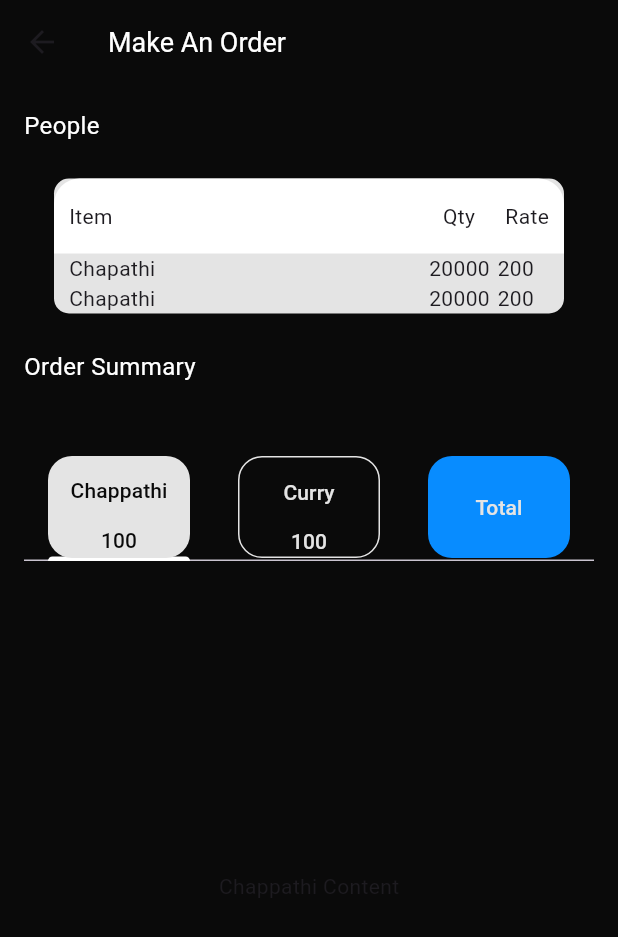
After one commit to Fathimathnishma/food_crm, a Flutter app: the MakeAnOrderScreen screen opened directly, after a tap on "generate", on a phone screen of 412 x 824 dp. The commit adds this screen. Shown: the top 937 px of the screen. Run offline on Flutter 3.47's test engine with Material 3 defaults, Android fonts, the phone set to English and light mode, and no system bars; our stand-ins replace cloud_firestore, dartz, firebase_auth, firebase_core, freezed_annotation, get_it and 1 more; accounts and stored records are empty.

Commit message:
make an order screen completed

```diff
--- /dev/null
+++ b/lib/features/order/presentation/view/make_an_order_screen.dart
@@ -0,0 +1,56 @@
+import 'package:flutter/material.dart';
+import 'package:food_crm/features/order/presentation/view/order_summery_screen.dart';
+import 'package:food_crm/features/order/presentation/view/widgets/order_add_button_widget.dart';
+import 'package:food_crm/features/order/presentation/view/widgets/order_item_add_row_widget.dart';
+import 'package:food_crm/features/order/presentation/view/widgets/order_item_delete_row_widget.dart';
+import 'package:food_crm/general/utils/color_const.dart';
+
+class MakeAnOrderScreen extends StatefulWidget {
+  const MakeAnOrderScreen({super.key});
+
+  @override
+  State<MakeAnOrderScreen> createState() => _MakeAnOrderScreenState();
+}
+
+class _MakeAnOrderScreenState extends State<MakeAnOrderScreen> {
+  TextEditingController itemController = TextEditingController();
+  TextEditingController qtyController = TextEditingController();
+  TextEditingController rateController = TextEditingController();
+  @override
+  Widget build(BuildContext context) {
+    return Scaffold(
+      backgroundColor: ClrConstant.blackColor,
+      appBar: AppBar(
+        backgroundColor: ClrConstant.blackColor,
+        title: const Text(
+          'Make An Order',
+          style: TextStyle(fontSize: 18, color: ClrConstant.whiteColor),
+        ),
+      ),
+      body: Column(
+        children: [
+          OrderItemDeleteRowWidget(
+              itemName: 'Chapathi',
+              quantity: 2,
+              ratePerItem: 200,
+              onDelete: () {}),
+          OrderItemAddRowWidget(
+            onAdd: () {},
+            itemController: itemController,
+            priceController: rateController,
+            qtyController: qtyController,
+          )
+        ],
+      ),
+      floatingActionButton: OrderAddButtonWidget(
+          onTap: () {
+            Navigator.push(
+                context,
+                MaterialPageRoute(
+                  builder: (context) => const OrderSummeryScreen(),
+                ));
+          },
+          buttontext: 'generate'),
+    );
+  }
+}
--- a/lib/features/order/presentation/view/order_sreen.dart
+++ b/lib/features/order/presentation/view/order_sreen.dart
@@ -16,21 +16,36 @@ class _OrderSreenState extends State<OrderSreen> {
       backgroundColor: ClrConstant.blackColor,
       appBar: AppBar(
         backgroundColor: ClrConstant.blackColor,
-        title: const Text("Today Orders",style: TextStyle(color: ClrConstant.whiteColor),),
+        title: const Text(
+          "Today Orders",
+          style: TextStyle(color: ClrConstant.whiteColor),
+        ),
       ),
       body: Padding(
         padding: const EdgeInsets.all(8.0),
         child: Column(
           children: [
             SizedBox(
-              height: height*0.1,
+              height: height * 0.1,
               child: const Row(
                 mainAxisAlignment: MainAxisAlignment.spaceBetween,
                 children: [
                   Column(
                     children: [
-                      Text("23 March",style: TextStyle(color: ClrConstant.whiteColor ,fontSize: 13,fontWeight: FontWeight.w300),),
-                      Text("₹290.50",style: TextStyle(color: ClrConstant.whiteColor ,fontSize: 19,fontWeight: FontWeight.w500),),
+                      Text(
+                        "23 March",
+                        style: TextStyle(
+                            color: ClrConstant.whiteColor,
+                            fontSize: 13,
+                            fontWeight: FontWeight.w300),
+                      ),
+                      Text(
+                        "₹290.50",
+                        style: TextStyle(
+                            color: ClrConstant.whiteColor,
+                            fontSize: 19,
+                            fontWeight: FontWeight.w500),
+                      ),
                     ],
                   ),
                   Icon(Icons.calendar_month)
@@ -43,7 +58,7 @@ class _OrderSreenState extends State<OrderSreen> {
                 itemBuilder: (context, index) {
                   return Container(
                     height: 137,
-                      width: 380,
+                    width: MediaQuery.sizeOf(context).width,
                     color: Colors.white,
                     child: Column(
                       mainAxisAlignment: MainAxisAlignment.end,
@@ -54,13 +69,14 @@ class _OrderSreenState extends State<OrderSreen> {
                             Row(
                               children: [
                                 Text("Qty"),
-                               SizedBox(width: 10,),
+                                SizedBox(
+                                  width: 10,
+                                ),
                                 Text("Rate"),
                               ],
                             ),
                           ],
                         ),
-
 
                         Container(
                           height: 100,
@@ -80,7 +96,9 @@ class _OrderSreenState extends State<OrderSreen> {
                   );
                 },
                 separatorBuilder: (context, index) {
-                     return SizedBox(height: height*0.02,);
+                  return SizedBox(
+                    height: height * 0.02,
+                  );
                 },
               ),
             )
--- /dev/null
+++ b/lib/features/order/presentation/view/order_summery_screen.dart
@@ -0,0 +1,109 @@
+import 'package:flutter/material.dart';
+import 'package:food_crm/features/order/presentation/view/widgets/order_card.dart';
+import 'package:food_crm/general/utils/color_const.dart';
+
+class OrderSummeryScreen extends StatefulWidget {
+  const OrderSummeryScreen({super.key});
+
+  @override
+  State<OrderSummeryScreen> createState() => _OrderSummeryScreenState();
+}
+
+class _OrderSummeryScreenState extends State<OrderSummeryScreen>
+    with SingleTickerProviderStateMixin {
+  late TabController _tabController;
+
+  @override
+  void initState() {
+    super.initState();
+    _tabController = TabController(length: 3, vsync: this);
+  }
+
+  @override
+  Widget build(BuildContext context) {
+    return Scaffold(
+      backgroundColor: ClrConstant.blackColor,
+      appBar: AppBar(
+        backgroundColor: ClrConstant.blackColor,
+        title: const Text(
+          'Make An Order',
+          style: TextStyle(fontSize: 18, color: ClrConstant.whiteColor),
+        ),
+      ),
+      body: Padding(
+        padding: const EdgeInsets.all(16),
+        child: Column(
+          children: [
+            const Align(
+              alignment: Alignment.topLeft,
+              child: Text(
+                'People',
+                style: TextStyle(fontSize: 16, color: ClrConstant.whiteColor),
+              ),
+            ),
+            const SizedBox(height: 24),
+            const OrderCard(
+              itemName: 'Chapathi',
+              quantity: '20000',
+              rate: '200',
+              listCount: 2,
+            ),
+            const SizedBox(height: 24),
+            const Align(
+              alignment: Alignment.topLeft,
+              child: Text(
+                'Order Summary',
+                style: TextStyle(fontSize: 16, color: ClrConstant.whiteColor),
+              ),
+            ),
+            const SizedBox(height: 24),
+            const SizedBox(height: 24),
+            TabBar(
+              labelColor: ClrConstant.blackColor,
+              unselectedLabelColor: ClrConstant.greyColor,
+              controller: _tabController,
+              indicatorColor: ClrConstant.whiteColor,
+              tabs: [
+                Container(
+                    height: 68,
+                    width: 116,
+                    decoration: BoxDecoration(
+                        borderRadius: BorderRadius.circular(16),
+                        color: const Color(0XFFE4E4E4)),
+                    child: const Column(
+                      children: [Tab(text: 'Chappathi'), Text('100')],
+                    )),
+                Container(
+                    height: 68,
+                    width: 116,
+                    decoration: BoxDecoration(
+                        borderRadius: BorderRadius.circular(16),
+                        border: Border.all(color: ClrConstant.greyColor)),
+                    child: const Column(
+                      children: [Tab(text: 'Curry'), Text('100')],
+                    )),
+                Container(
+                    height: 68,
+                    width: 116,
+                    decoration: BoxDecoration(
+                        borderRadius: BorderRadius.circular(16),
+                        color: const Color(0XFF088CFF)),
+                    child: const Tab(text: 'Total')),
+              ],
+            ),
+            Expanded(
+              child: TabBarView(
+                controller: _tabController,
+                children: const [
+                  Center(child: Text('Chappathi Content')),
+                  Center(child: Text('Curry Content')),
+                  Center(child: Text('Total Content')),
+                ],
+              ),
+            ),
+          ],
+        ),
+      ),
+    );
+  }
+}
--- /dev/null
+++ b/lib/features/order/presentation/view/widgets/order_add_button_widget.dart
@@ -0,0 +1,29 @@
+import 'package:flutter/material.dart';
+import 'package:food_crm/general/utils/color_const.dart';
+
+class OrderAddButtonWidget extends StatelessWidget {
+  final String buttontext;
+  final VoidCallback onTap;
+  const OrderAddButtonWidget(
+      {super.key, required this.onTap, required this.buttontext});
+
+  @override
+  Widget build(BuildContext context) {
+    return InkWell(
+      onTap: onTap,
+      child: Container(
+        height: 44,
+        width: 386,
+        decoration: BoxDecoration(
+            borderRadius: BorderRadius.circular(16),
+            color: ClrConstant.primaryColor),
+        child: Center(
+          child: Text(
+            buttontext,
+            style: const TextStyle(fontSize: 16, color: ClrConstant.blackColor),
+          ),
+        ),
+      ),
+    );
+  }
+}
--- /dev/null
+++ b/lib/features/order/presentation/view/widgets/order_card.dart
@@ -0,0 +1,90 @@
+import 'package:flutter/material.dart';
+import 'package:food_crm/general/utils/color_const.dart';
+
+class OrderCard extends StatelessWidget {
+  final String itemName;
+  final String quantity;
+  final String rate;
+  final int listCount;
+
+  const OrderCard({
+    super.key,
+    required this.itemName, // Customizable row text
+    required this.quantity,
+    required this.rate,
+    required this.listCount,
+  });
+
+  @override
+  Widget build(BuildContext context) {
+    return Container(
+      width: 340,
+      decoration: BoxDecoration(
+        color: ClrConstant.greyColor,
+        borderRadius: BorderRadius.circular(10),
+      ),
+      child: Column(
+        children: [
+          Container(
+            height: 50,
+            width: 340,
+            decoration: const BoxDecoration(
+              color: Colors.white,
+              borderRadius: BorderRadius.only(
+                topLeft: Radius.circular(17),
+                topRight: Radius.circular(17),
+              ),
+            ),
+            child: const Padding(
+              padding: EdgeInsets.symmetric(horizontal: 10),
+              child: Row(
+                mainAxisAlignment: MainAxisAlignment.spaceBetween,
+                children: [
+                  Text("Item"), // Static text
+                  Row(
+                    children: [
+                      Text("Qty"), // Static text
+                      SizedBox(width: 20),
+                      Text("Rate"), // Static text
+                    ],
+                  ),
+                ],
+              ),
+            ),
+          ),
+          // Customizable Row Content
+          ListView.builder(
+            itemCount: listCount,
+            shrinkWrap: true,
+            physics: const NeverScrollableScrollPhysics(),
+            itemBuilder: (BuildContext context, int index) {
+              return Padding(
+                padding: const EdgeInsets.symmetric(horizontal: 10),
+                child: Row(
+                  mainAxisAlignment: MainAxisAlignment.spaceBetween,
+                  children: [
+                    Text(itemName), // Customizable
+                    Padding(
+                      padding: const EdgeInsets.symmetric(horizontal: 10),
+                      child: SizedBox(
+                        width: 70,
+                        child: Row(
+                          mainAxisAlignment: MainAxisAlignment.spaceBetween,
+                          children: [
+                            Text(quantity), // Customizable
+
+                            Text(rate),
+                          ],
+                        ),
+                      ),
+                    ),
+                  ],
+                ),
+              );
+            },
+          ),
+        ],
+      ),
+    );
+  }
+}
--- /dev/null
+++ b/lib/features/order/presentation/view/widgets/order_item_add_row_widget.dart
@@ -0,0 +1,93 @@
+import 'package:flutter/material.dart';
+import 'package:food_crm/general/utils/color_const.dart';
+
+class OrderItemAddRowWidget extends StatelessWidget {
+  final TextEditingController itemController;
+  final TextEditingController qtyController;
+  final TextEditingController priceController;
+  final VoidCallback onAdd;
+
+  const OrderItemAddRowWidget(
+      {super.key,
+      required this.onAdd,
+      required this.itemController,
+      required this.qtyController,
+      required this.priceController});
+
+  @override
+  Widget build(BuildContext context) {
+    return Container(
+      padding: const EdgeInsets.all(16),
+      child: Row(
+        children: [
+          Expanded(
+            child: TextField(
+              controller: itemController,
+              style: const TextStyle(
+                color: Colors.white,
+                fontSize: 16,
+              ),
+              decoration: InputDecoration(
+                prefixIcon: Image.asset(
+                  'assets/images/check-list.png',
+                  height: 24,
+                  width: 24,
+                ),
+                contentPadding: const EdgeInsets.symmetric(vertical: 12.0),
+                hintText: 'Item Name',
+                hintStyle: const TextStyle(
+                  color: Colors.grey,
+                  fontSize: 16,
+                ),
+              ),
+            ),
+          ),
+          SizedBox(
+            width: 50,
+            child: TextField(
+              controller: qtyController,
+              textAlign: TextAlign.center,
+              style: const TextStyle(
+                color: ClrConstant.whiteColor,
+                fontSize: 16,
+              ),
+              decoration: const InputDecoration(
+                hintText: 'Qty',
+              ),
+              keyboardType: TextInputType.number,
+            ),
+          ),
+          SizedBox(
+            width: 80,
+            child: TextField(
+              controller: priceController,
+              textAlign: TextAlign.center,
+              style: const TextStyle(
+                color: ClrConstant.whiteColor,
+                fontSize: 16,
+              ),
+              decoration: const InputDecoration(
+                hintText: 'Rate per one',
+              ),
+              keyboardType:
+                  const TextInputType.numberWithOptions(decimal: true),
+            ),
+          ),
+          CircleAvatar(
+            backgroundColor: const Color(0XFF1FAF38),
+            radius: 15,
+            child: IconButton(
+              padding: EdgeInsets.zero,
+              icon: const Icon(
+                Icons.add,
+                color: ClrConstant.whiteColor,
+                size: 24,
+              ),
+              onPressed: onAdd,
+            ),
+          ),
+        ],
+      ),
+    );
+  }
+}
--- /dev/null
+++ b/lib/features/order/presentation/view/widgets/order_item_delete_row_widget.dart
@@ -0,0 +1,177 @@
+// import 'package:flutter/material.dart';
+// import 'package:food_crm/general/utils/color_const.dart';
+
+// class OrderItemDeleteRowWidget extends StatelessWidget {
+//   final TextEditingController itemNameController;
+//   final TextEditingController quantityController;
+//   final TextEditingController rateController;
+//   final VoidCallback onDelete;
+
+//   const OrderItemDeleteRowWidget({
+//     super.key,
+//     required this.itemNameController,
+//     required this.quantityController,
+//     required this.rateController,
+//     required this.onDelete,
+//   });
+
+//   @override
+//   Widget build(BuildContext context) {
+//     return Container(
+//       padding: const EdgeInsets.symmetric(vertical: 8.0, horizontal: 16.0),
+//       child: Row(
+//         children: [
+//           Expanded(
+//             child: TextField(
+//               controller: itemNameController,
+//               style: const TextStyle(
+//                 color: Colors.white,
+//                 fontSize: 16,
+//               ),
+//               decoration: InputDecoration(
+//                 prefixIcon: Padding(
+//                   padding:
+//                       const EdgeInsets.all(8.0),
+//                   child: Image.asset(
+//                     'assets/images/check-list.png',
+//                     height: 24,
+//                     width: 24,
+//                   ),
+//                 ),
+//                 contentPadding: const EdgeInsets.symmetric(vertical: 12.0),
+//                 hintText: 'Item Name',
+//                 hintStyle: const TextStyle(
+//                   color: Colors.grey,
+//                   fontSize: 16,
+//                 ),
+//               ),
+//             ),
+//           ),
+//           SizedBox(
+//             width: 50,
+//             child: TextField(
+//               controller: quantityController,
+//               textAlign: TextAlign.center,
+//               style: const TextStyle(
+//                 color: Colors.white,
+//                 fontSize: 16,
+//               ),
+//               keyboardType: TextInputType.number,
+//               decoration: const InputDecoration(
+//                 border: InputBorder.none,
+//                 hintText: 'Qty',
+//                 hintStyle: TextStyle(color: Colors.grey),
+//               ),
+//             ),
+//           ),
+//           SizedBox(
+//             width: 80,
+//             child: TextField(
+//               controller: rateController,
+//               textAlign: TextAlign.center,
+//               style: const TextStyle(
+//                 color: Colors.white,
+//                 fontSize: 16,
+//               ),
+//               keyboardType:
+//                   const TextInputType.numberWithOptions(decimal: true),
+//               decoration: const InputDecoration(
+//                 border: InputBorder.none,
+//                 hintText: 'Rate',
+//                 hintStyle: TextStyle(color: Colors.grey),
+//               ),
+//             ),
+//           ),
+//           CircleAvatar(
+//             backgroundColor: Colors.red,
+//             radius: 15,
+//             child: IconButton(
+//               padding: EdgeInsets.zero,
+//               icon: const Icon(
+//                 Icons.close,
+//                 size: 24,
+//                 color: ClrConstant.whiteColor,
+//               ),
+//               onPressed: onDelete,
+//             ),
+//           ),
+//         ],
+//       ),
+//     );
+//   }
+// }
+
+import 'package:flutter/material.dart';
+import 'package:food_crm/general/utils/color_const.dart';
+
+class OrderItemDeleteRowWidget extends StatelessWidget {
+  final String itemName;
+  final int quantity;
+  final double ratePerItem;
+  final VoidCallback onDelete;
+
+  const OrderItemDeleteRowWidget({
+    super.key,
+    required this.itemName,
+    required this.quantity,
+    required this.ratePerItem,
+    required this.onDelete,
+  });
+
+  @override
+  Widget build(BuildContext context) {
+    return Container(
+      padding: const EdgeInsets.all(16),
+      child: Row(
+        children: [
+          Image.asset('assets/images/check-list.png', height: 24, width: 24),
+          const SizedBox(width: 12),
+          Expanded(
+            child: Text(
+              itemName,
+              style: const TextStyle(
+                  color: ClrConstant.whiteColor,
+                  fontSize: 16,
+                  decoration: TextDecoration.underline),
+            ),
+          ),
+          SizedBox(
+            width: 50,
+            child: Text(
+              quantity.toString(),
+              textAlign: TextAlign.center,
+              style: const TextStyle(
+                color: Colors.white,
+                fontSize: 16,
+              ),
+            ),
+          ),
+          SizedBox(
+            width: 80,
+            child: Text(
+              ratePerItem.toStringAsFixed(2),
+              textAlign: TextAlign.center,
+              style: const TextStyle(
+                color: Colors.white,
+                fontSize: 16,
+              ),
+            ),
+          ),
+          CircleAvatar(
+            backgroundColor: Colors.red,
+            radius: 15,
+            child: IconButton(
+              padding: EdgeInsets.zero,
+              icon: const Icon(
+                Icons.close,
+                size: 24,
+                color: ClrConstant.whiteColor,
+              ),
+              onPressed: onDelete,
+            ),
+          ),
+        ],
+      ),
+    );
+  }
+}
--- a/lib/general/utils/color_const.dart
+++ b/lib/general/utils/color_const.dart
@@ -1,8 +1,8 @@
 import 'dart:ui';
 
-class ClrConstant{
-  static const Color primaryColor= Color(0xFFFFF200);
-  static const Color blackColor= Color(0xFF0A0A0A);
-  static const Color whiteColor=Color(0xFFE4E4E4);
-
+class ClrConstant {
+  static const Color primaryColor = Color(0xFFFFF200);
+  static const Color blackColor = Color(0xFF0A0A0A);
+  static const Color greyColor = Color(0xFFE4E4E4);
+  static const Color whiteColor = Color(0xFFFFFFFF);
 }
--- a/lib/main.dart
+++ b/lib/main.dart
@@ -1,10 +1,10 @@
 import 'package:flutter/material.dart';
+import 'package:food_crm/features/order/presentation/view/make_an_order_screen.dart';
 import 'package:food_crm/features/splash/presentation/view/splash_screen.dart';
 import 'package:food_crm/features/users/data/i_auth_facade.dart';
 import 'package:food_crm/features/users/presentation/provider/user_provider.dart';
 import 'package:food_crm/general/di/injection.dart';
 import 'package:provider/provider.dart';
-
 
 void main() async {
   WidgetsFlutterBinding.ensureInitialized();
@@ -31,9 +31,8 @@ class MyApp extends StatelessWidget {
       ],
       child: const MaterialApp(
         debugShowCheckedModeBanner: false,
-         home: SplashScreen(),
+        home: SplashScreen(),
       ),
-
     );
   }
 }
```
Also changed, not shown: assets/images/check-list.png (added), 1 other file. Lines whose indentation alone changed are shown as unchanged.
